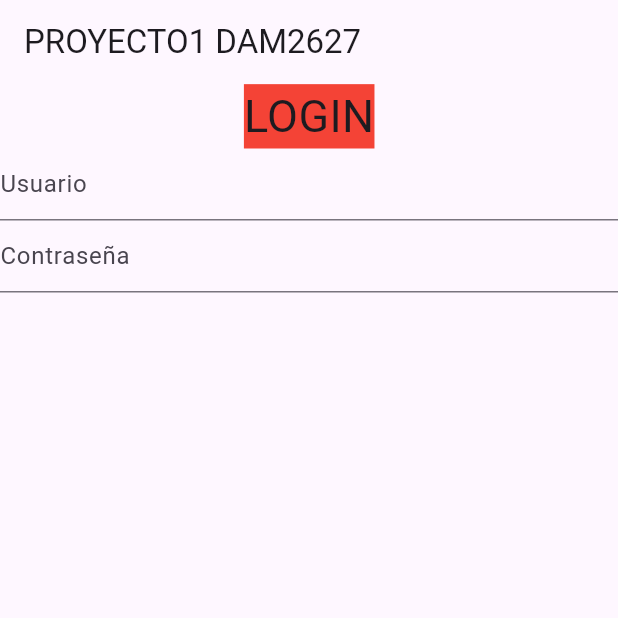
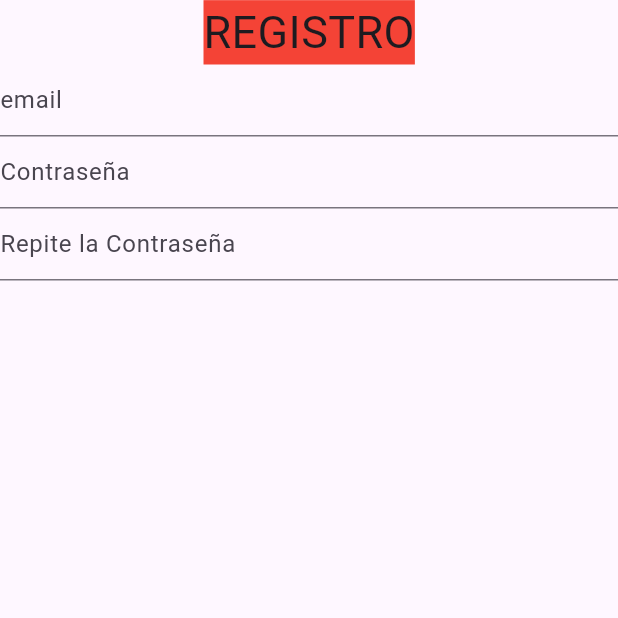
Before and after one commit to evamayser04/proyecto1, a Flutter app: the screen it shows after launch, on a phone screen of 412 x 824 dp, the top half of it. Run offline on Flutter 3.47's test engine with Material 3 defaults, Android fonts, the phone set to English and light mode, and no system bars.

Commit message:
RegisterView

```diff
--- a/lib/MyApp.dart
+++ b/lib/MyApp.dart
@@ -1,6 +1,7 @@
 import 'package:flutter/cupertino.dart';
 import 'package:flutter/material.dart';
 import 'package:proyecto1/Views/LoginView.dart';
+import 'package:proyecto1/Views/RegisterView.dart';
 
 class MyApp extends StatelessWidget {
 
@@ -10,7 +11,7 @@ class MyApp extends StatelessWidget {
   Widget build(BuildContext context) {
     return MaterialApp(
         title: 'PROYECTO 1',
-        home: Loginview(),
+        home: RegisterView(),
     );
   }
 }
--- a/lib/Views/LoginView.dart
+++ b/lib/Views/LoginView.dart
@@ -25,7 +25,7 @@ class Loginview extends StatelessWidget {
         obscureText: true,
         controller: passwordController,
         decoration: InputDecoration(hintText: "Contraseña"),
-      )
+      ),
         ]
       )
     );
--- /dev/null
+++ b/lib/Views/RegisterView.dart
@@ -0,0 +1,38 @@
+import 'package:flutter/cupertino.dart';
+import 'package:flutter/material.dart';
+
+class RegisterView extends StatelessWidget {
+
+  TextEditingController userController = new TextEditingController();
+  TextEditingController passwordController = new TextEditingController();
+  TextEditingController repasswordController = new TextEditingController();
+
+  @override
+  Widget build(BuildContext context) {
+    return Scaffold(
+      body: Column(
+        mainAxisAlignment: MainAxisAlignment.start,
+        children: [
+          Text(
+            "REGISTRO",
+            style: TextStyle(fontSize: 30, backgroundColor: Colors.red),
+          ),
+          TextField(
+            controller: userController,
+            decoration: InputDecoration(hintText: "email"),
+          ),
+          TextField(
+            obscureText: true,
+            controller: passwordController,
+            decoration: InputDecoration(hintText: "Contraseña"),
+          ),
+          TextField(
+            obscureText: true,
+            controller: repasswordController,
+            decoration: InputDecoration(hintText: "Repite la Contraseña"),
+          ),
+        ],
+      ),
+    );
+  }
+}
```
